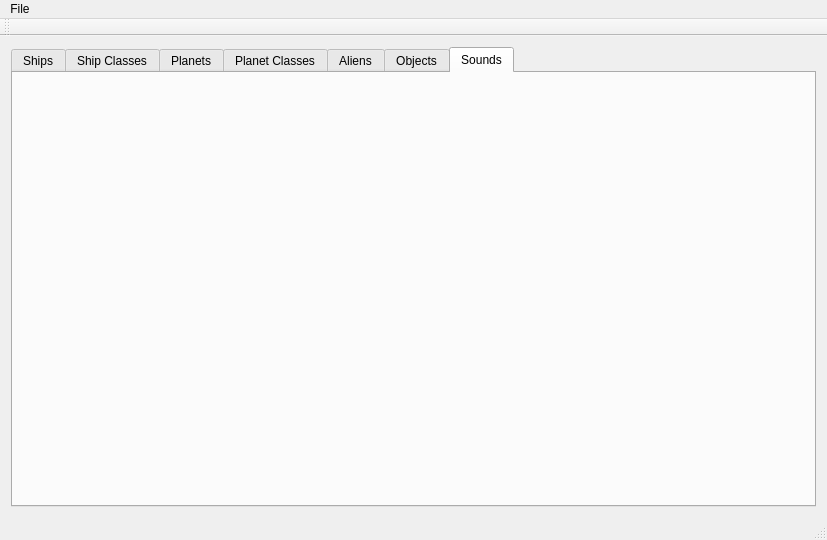
First picture: the form in nomad-resource-explorer/mainwindow.ui, repository colinbourassa/nomad-resource-explorer, before the edit.
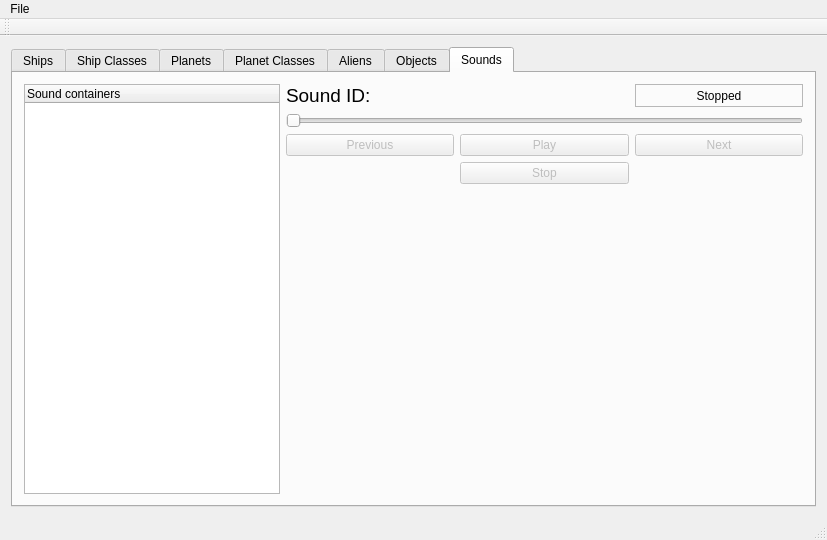
Second picture: the form after the edit. The open tabs and pages were chosen to show the change.

Commit message: Sound file playback

What changed in the file:
```diff
--- a/nomad-resource-explorer/mainwindow.ui
+++ b/nomad-resource-explorer/mainwindow.ui
@@ -288,6 +288,105 @@
        <attribute name="title">
         <string>Sounds</string>
        </attribute>
+       <layout class="QGridLayout" name="gridLayout_3" columnstretch="0,1,1,1">
+        <item row="2" column="3">
+         <widget class="QPushButton" name="m_soundNextButton">
+          <property name="enabled">
+           <bool>false</bool>
+          </property>
+          <property name="text">
+           <string>Next</string>
+          </property>
+         </widget>
+        </item>
+        <item row="1" column="1" colspan="3">
+         <widget class="QSlider" name="m_soundSlider">
+          <property name="orientation">
+           <enum>Qt::Horizontal</enum>
+          </property>
+         </widget>
+        </item>
+        <item row="0" column="0" rowspan="5">
+         <widget class="QTreeWidget" name="m_soundTree">
+          <column>
+           <property name="text">
+            <string notr="true">Sound containers</string>
+           </property>
+          </column>
+         </widget>
+        </item>
+        <item row="2" column="2">
+         <widget class="QPushButton" name="m_soundPlayButton">
+          <property name="enabled">
+           <bool>false</bool>
+          </property>
+          <property name="text">
+           <string>Play</string>
+          </property>
+         </widget>
+        </item>
+        <item row="4" column="2">
+         <spacer name="verticalSpacer">
+          <property name="orientation">
+           <enum>Qt::Vertical</enum>
+          </property>
+          <property name="sizeHint" stdset="0">
+           <size>
+            <width>20</width>
+            <height>40</height>
+           </size>
+          </property>
+         </spacer>
+        </item>
+        <item row="2" column="1">
+         <widget class="QPushButton" name="m_soundPrevButton">
+          <property name="enabled">
+           <bool>false</bool>
+          </property>
+          <property name="text">
+           <string>Previous</string>
+          </property>
+         </widget>
+        </item>
+        <item row="0" column="3">
+         <widget class="QLabel" name="m_soundStateLabel">
+          <property name="frameShape">
+           <enum>QFrame::StyledPanel</enum>
+          </property>
+          <property name="frameShadow">
+           <enum>QFrame::Raised</enum>
+          </property>
+          <property name="text">
+           <string>Stopped</string>
+          </property>
+          <property name="alignment">
+           <set>Qt::AlignCenter</set>
+          </property>
+         </widget>
+        </item>
+        <item row="3" column="2">
+         <widget class="QPushButton" name="m_soundStopButton">
+          <property name="enabled">
+           <bool>false</bool>
+          </property>
+          <property name="text">
+           <string>Stop</string>
+          </property>
+         </widget>
+        </item>
+        <item row="0" column="1" colspan="2">
+         <widget class="QLabel" name="m_soundIDLabel">
+          <property name="font">
+           <font>
+            <pointsize>14</pointsize>
+           </font>
+          </property>
+          <property name="text">
+           <string>Sound ID:</string>
+          </property>
+         </widget>
+        </item>
+       </layout>
       </widget>
      </widget>
     </item>
```
Left out of the diff: 21 changed lines with no effect on the pictures. The commit also changes 7 other files.
